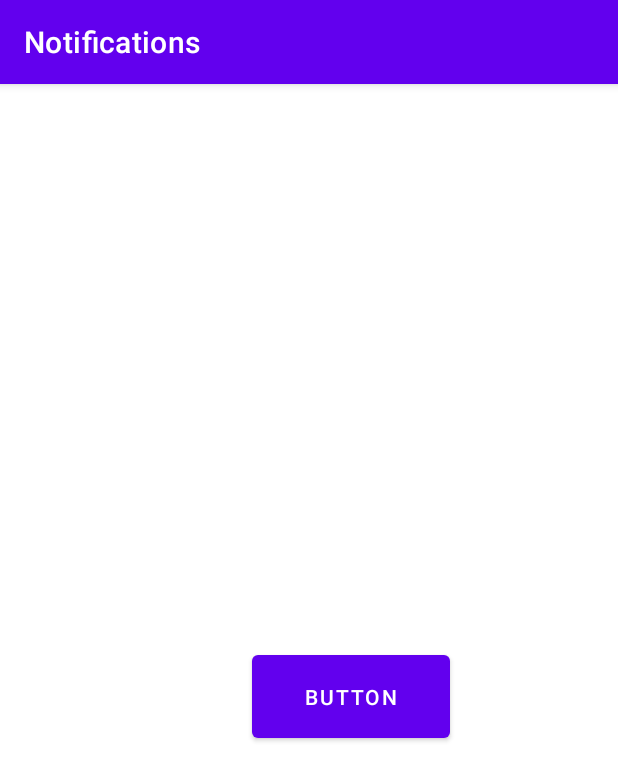
After one commit to Muhammad-Sulyman/Mobile_Computing_Progress, an Android app: the MainActivity2 screen opened directly, with no data from a screen before it, on a phone screen of 412 x 824 dp. The commit adds this screen. Shown: the top 781 px of the screen. Run offline under Robolectric (Android 15) with nearby library versions, the phone set to English and light mode, and no system bars.

Commit message:
notification

```diff
--- a/Notifications/app/src/main/AndroidManifest.xml
+++ b/Notifications/app/src/main/AndroidManifest.xml
@@ -9,6 +9,13 @@
         android:roundIcon="@mipmap/ic_launcher_round"
         android:supportsRtl="true"
         android:theme="@style/Theme.Notifications">
+        <activity android:name=".MainActivity2">
+            <intent-filter>
+                <action android:name="android.intent.action.MAIN" />
+
+                <category android:name="android.intent.category.LAUNCHER" />
+            </intent-filter>
+        </activity>
         <activity android:name=".MainActivity">
             <intent-filter>
                 <action android:name="android.intent.action.MAIN" />
--- a/Notifications/app/src/main/java/com/example/notifications/MainActivity.java
+++ b/Notifications/app/src/main/java/com/example/notifications/MainActivity.java
@@ -48,7 +48,7 @@ public class MainActivity extends AppCompatActivity {
                 .setContentTitle("This is title of Notification")
                 .setPriority(NotificationCompat.PRIORITY_DEFAULT)
                 .setAutoCancel(true)
-                .setStyle(new NotificationCompat.BigTextStyle().bigText("Simple notifciatoin for learing"));
+                .setStyle(new NotificationCompat.BigTextStyle().bigText("Simple notifciatoin for learing"))
                 .setContentIntent(pendingIntent);
 
         NotificationManagerCompat notificationManagerCompat = NotificationManagerCompat.from(this);
--- /dev/null
+++ b/Notifications/app/src/main/java/com/example/notifications/MainActivity2.java
@@ -0,0 +1,21 @@
+package com.example.notifications;
+
+import androidx.appcompat.app.AppCompatActivity;
+
+import android.content.Intent;
+import android.os.Bundle;
+import android.view.View;
+
+public class MainActivity2 extends AppCompatActivity {
+
+    @Override
+    protected void onCreate(Bundle savedInstanceState) {
+        super.onCreate(savedInstanceState);
+        setContentView(R.layout.activity_main2);
+    }
+
+    public void click(View view) {
+        Intent intent = new Intent(this,MainActivity.class);
+        startActivity(intent);
+    }
+}
--- /dev/null
+++ b/Notifications/app/src/main/res/layout/activity_main2.xml
@@ -0,0 +1,27 @@
+<?xml version="1.0" encoding="utf-8"?>
+<androidx.constraintlayout.widget.ConstraintLayout xmlns:android="http://schemas.android.com/apk/res/android"
+    xmlns:app="http://schemas.android.com/apk/res-auto"
+    xmlns:tools="http://schemas.android.com/tools"
+    android:layout_width="match_parent"
+    android:layout_height="match_parent"
+    tools:context=".MainActivity2">
+
+    <Button
+        android:id="@+id/button"
+        android:layout_width="132dp"
+        android:layout_height="67dp"
+        android:layout_marginStart="206dp"
+        android:layout_marginLeft="206dp"
+        android:layout_marginTop="357dp"
+        android:layout_marginEnd="112dp"
+        android:layout_marginRight="112dp"
+        android:layout_marginBottom="326dp"
+        android:text="Button"
+        android:onClick="click"
+        app:layout_constraintBottom_toBottomOf="parent"
+        app:layout_constraintEnd_toEndOf="parent"
+        app:layout_constraintHorizontal_bias="1.0"
+        app:layout_constraintStart_toStartOf="parent"
+        app:layout_constraintTop_toTopOf="parent"
+        app:layout_constraintVertical_bias="1.0" />
+</androidx.constraintlayout.widget.ConstraintLayout>
```
